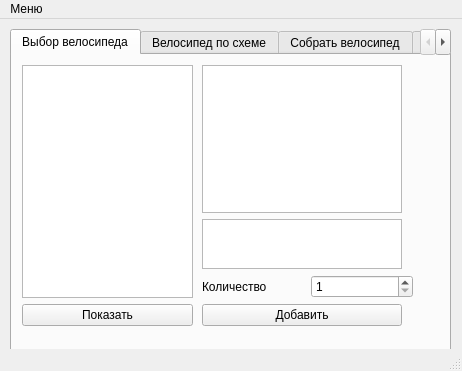
Before: the Qt Designer form windowklient.ui in IraSoro/bike-store-database, drawn with Qt 5.
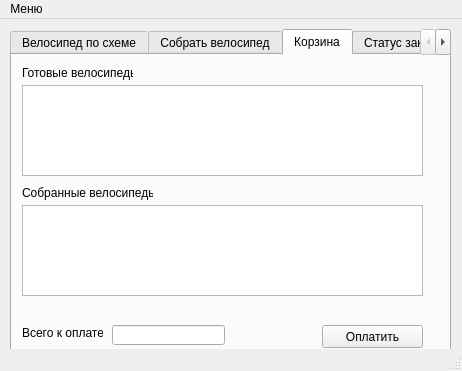
After: the same form once the commit is applied.

```diff
--- a/windowklient.ui
+++ b/windowklient.ui
@@ -36,98 +36,8 @@
      </size>
     </property>
     <property name="currentIndex">
-     <number>0</number>
+     <number>2</number>
     </property>
-    <widget class="QWidget" name="tab">
-     <attribute name="title">
-      <string>Выбор велосипеда</string>
-     </attribute>
-     <widget class="QWidget" name="verticalLayoutWidget">
-      <property name="geometry">
-       <rect>
-        <x>10</x>
-        <y>10</y>
-        <width>171</width>
-        <height>261</height>
-       </rect>
-      </property>
-      <layout class="QVBoxLayout" name="verticalLayout">
-       <item>
-        <widget class="QListWidget" name="listWidget"/>
-       </item>
-       <item>
-        <widget class="QPushButton" name="pushButton">
-         <property name="text">
-          <string>Показать</string>
-         </property>
-        </widget>
-       </item>
-      </layout>
-     </widget>
-     <widget class="QWidget" name="verticalLayoutWidget_2">
-      <property name="geometry">
-       <rect>
-        <x>190</x>
-        <y>10</y>
-        <width>211</width>
-        <height>261</height>
-       </rect>
-      </property>
-      <layout class="QVBoxLayout" name="verticalLayout_2">
-       <item>
-        <widget class="QGraphicsView" name="graphicsView">
-         <property name="maximumSize">
-          <size>
-           <width>200</width>
-           <height>170</height>
-          </size>
-         </property>
-        </widget>
-       </item>
-       <item>
-        <widget class="QTextEdit" name="textEdit">
-         <property name="maximumSize">
-          <size>
-           <width>200</width>
-           <height>50</height>
-          </size>
-         </property>
-        </widget>
-       </item>
-       <item>
-        <layout class="QHBoxLayout" name="horizontalLayout">
-         <item>
-          <widget class="QLabel" name="label_11">
-           <property name="text">
-            <string>Количество</string>
-           </property>
-          </widget>
-         </item>
-         <item>
-          <widget class="QSpinBox" name="spinBox">
-           <property name="minimum">
-            <number>1</number>
-           </property>
-          </widget>
-         </item>
-        </layout>
-       </item>
-       <item>
-        <widget class="QPushButton" name="pushButton_2">
-         <property name="maximumSize">
-          <size>
-           <width>200</width>
-           <height>16777215</height>
-          </size>
-         </property>
-         <property name="text">
-          <string>Добавить</string>
-         </property>
-        </widget>
-       </item>
-      </layout>
-     </widget>
-    </widget>
     <widget class="QWidget" name="tab_5">
      <attribute name="title">
       <string>Велосипед по схеме</string>
```
Left out of the diff: 7 changed lines with no effect on the pictures.
